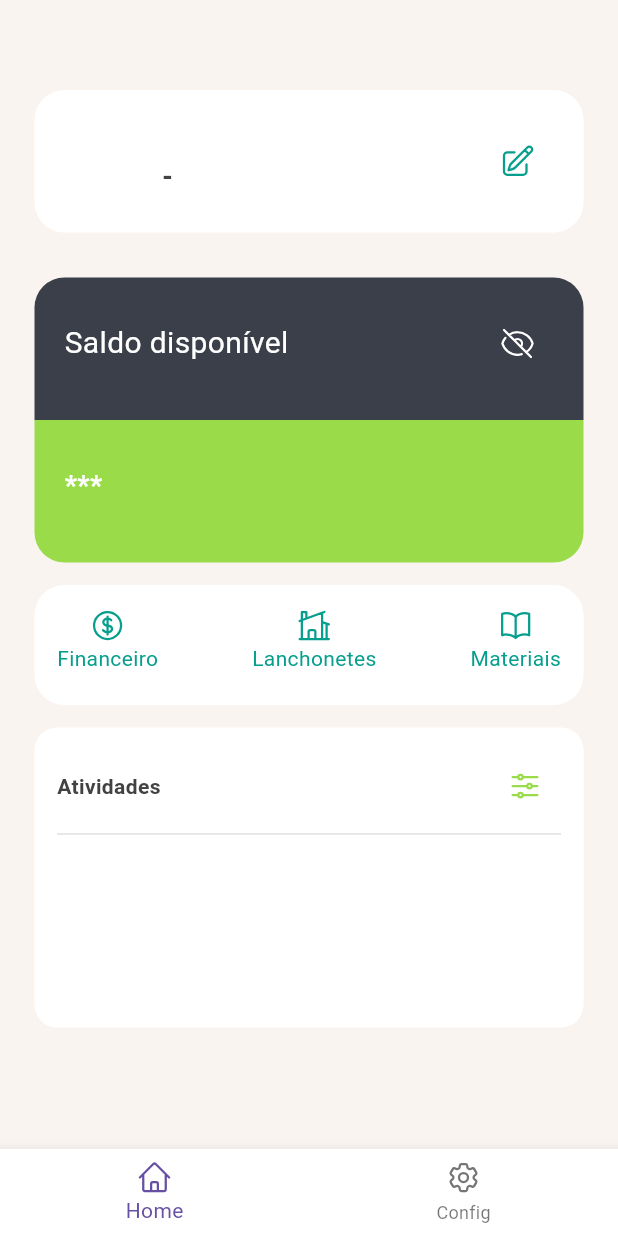
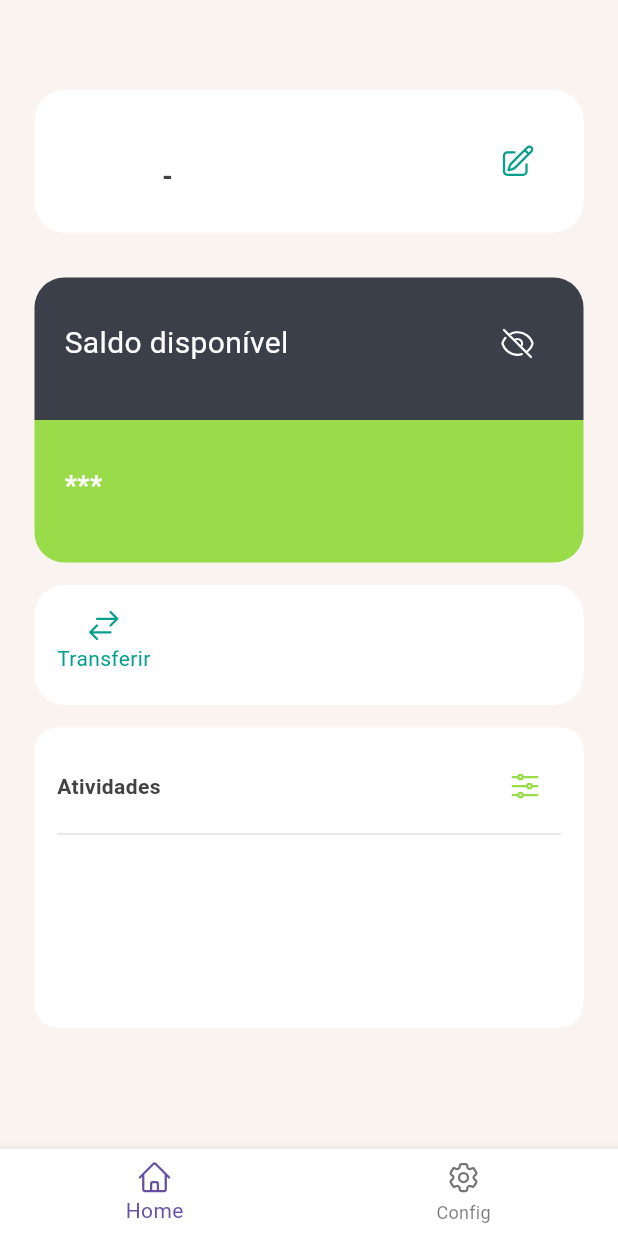
Before and after one commit to PedroMarques1205/ProjetoCambioEstudantil, a Flutter app: the MainScreenPage screen opened directly, on a phone screen of 412 x 824 dp. Run offline on Flutter 3.47's test engine with Material 3 defaults, Android fonts, the light colour scheme and no system bars; our stand-ins replace dio, equatable, flutter_bloc, heroicons, retrofit; accounts and stored records are empty; generated files the repository leaves out were written again; network calls fail.

Commit message:
add students list

```diff
--- a/Codigo/front/front_moeda_estudantil/lib/domain/context/context.dart
+++ b/Codigo/front/front_moeda_estudantil/lib/domain/context/context.dart
@@ -10,7 +10,9 @@ class Context {
   // comando pra criar arquivos automaticos:
   // flutter pub run build_runner build
 
-  static const baseUrl = 'https://6852-186-248-79-50.ngrok-free.app/api';
+  // flutter pub run build_runner build
+
+  static const baseUrl = 'http://localhost:8080/api';
   static final Dio dio = Dio(BaseOptions(baseUrl: baseUrl));
 
   static final int number = Random().nextInt(99) + 1;
--- a/Codigo/front/front_moeda_estudantil/lib/domain/user/user_service.dart
+++ b/Codigo/front/front_moeda_estudantil/lib/domain/user/user_service.dart
@@ -15,6 +15,10 @@ class UserService {
     return resp;
   }
 
+  Future<List<UserDTO>> getStudents() async {
+    return await client.getByType(UserTypeEnum.STUDENT.name);
+  }
+
   Future<UserDTO> update(UserDTO user) async {
     var resp = await client.update(user);
     return resp;
--- a/Codigo/front/front_moeda_estudantil/lib/main.dart
+++ b/Codigo/front/front_moeda_estudantil/lib/main.dart
@@ -1,7 +1,8 @@
 import 'package:flutter/material.dart';
+import 'package:front_moeda_estudantil/view/student_list_page/student_list_page_widget.dart';
 import './view/login_page/login_page.dart';
-import './view/professor_main_screen_page/professor_main_screen_page.dart';
 import './view/student_main_screen_page/student_main_screen_page.dart';
+
 void main() {
   runApp(MyApp());
 }
@@ -15,7 +16,7 @@ class MyApp extends StatelessWidget {
       routes: {
         '/': (context) => LoginPage(),
         '/student': (context) => MainStudentPage(),
-        '/professor': (context) => ProfessorMainScreenPage(),
+        '/studentList': (context) => StudentListPageWidget(),
       },
     );
   }
--- a/Codigo/front/front_moeda_estudantil/lib/view/main_screen_page/main_screen_page.dart
+++ b/Codigo/front/front_moeda_estudantil/lib/view/main_screen_page/main_screen_page.dart
@@ -1,7 +1,5 @@
 import 'package:flutter/material.dart';
-import 'package:front_moeda_estudantil/domain/context/context.dart';
-import 'package:front_moeda_estudantil/domain/user/dtos/user_dto.dart';
-import 'package:front_moeda_estudantil/view/professor_main_screen_page/professor_main_screen_page.dart';
+
 import 'package:front_moeda_estudantil/view/student_main_screen_page/student_main_screen_page.dart';
 
 class MainScreenPage extends StatefulWidget {
@@ -17,9 +15,7 @@ class MainScreenPageWidgetState extends State<MainScreenPage> {
       body: SizedBox(
           width: MediaQuery.of(context).size.width,
           height: MediaQuery.of(context).size.height,
-          child: Context.currentUser.tipoAcesso == UserTypeEnum.TEACHER
-              ? ProfessorMainScreenPage()
-              : MainStudentPage()),
+          child: MainStudentPage()),
     );
   }
 }
--- a/Codigo/front/front_moeda_estudantil/lib/view/student_main_screen_page/student_main_screen_page.dart
+++ b/Codigo/front/front_moeda_estudantil/lib/view/student_main_screen_page/student_main_screen_page.dart
@@ -1,9 +1,11 @@
 import 'package:flutter/material.dart';
 import 'package:front_moeda_estudantil/domain/context/context.dart';
+import 'package:front_moeda_estudantil/domain/user/dtos/user_dto.dart';
 import 'package:front_moeda_estudantil/generated/cambio_colors.dart';
 import 'package:front_moeda_estudantil/view/login_page/login_page.dart';
 import 'package:front_moeda_estudantil/view/mensalidade_page/mensalidade_page.dart';
 import 'package:front_moeda_estudantil/view/restaurantes_details_page/restaurantes_page.dart';
+import 'package:front_moeda_estudantil/view/student_list_page/student_list_page_widget.dart';
 import 'package:front_moeda_estudantil/view/student_main_screen_page/widgets/user_coins_widget.dart';
 import 'package:front_moeda_estudantil/view/student_main_screen_page/widgets/user_info_widget.dart';
 import 'package:heroicons/heroicons.dart';
@@ -117,7 +119,7 @@ class HomeScreen extends StatelessWidget {
 
   @override
   Widget build(BuildContext context) {
-    return Container(
+    return SizedBox(
       width: MediaQuery.of(context).size.width,
       height: MediaQuery.of(context).size.height,
       child: SingleChildScrollView(
@@ -143,7 +145,8 @@ class HomeScreen extends StatelessWidget {
                       borderRadius: BorderRadius.circular(20)),
                   child: Row(
                     children: [
-                      Padding(
+                      Context.currentUser.tipoAcesso == UserTypeEnum.STUDENT
+                          ? Padding(
                               padding: const EdgeInsets.all(5),
                               child: InkWell(
                                 onTap: () {
@@ -167,8 +170,37 @@ class HomeScreen extends StatelessWidget {
                                     )
                                   ],
                                 ),
-                          )),
+                              ))
+                          : InkWell(
+                              onTap: () {
+                                Navigator.pushReplacement(
+                                  context,
+                                  MaterialPageRoute(
+                                    builder: (context) =>
+                                        StudentListPageWidget(),
+                                  ),
+                                );
+                              },
+                              child: Padding(
+                                padding: const EdgeInsets.all(5),
+                                child: Column(
+                                  children: [
+                                    HeroIcon(
+                                      HeroIcons.arrowsRightLeft,
+                                      color: CambioColors.greenSecondary,
+                                    ),
+                                    Text(
+                                      'Transferir',
+                                      style: TextStyle(
+                                          color: CambioColors.greenSecondary),
+                                    )
+                                  ],
+                                ),
+                              ),
+                            ),
                       const Spacer(),
+                      if (Context.currentUser.tipoAcesso ==
+                          UserTypeEnum.STUDENT)
                         InkWell(
                           onTap: () {
                             Navigator.pushReplacement(
@@ -196,6 +228,8 @@ class HomeScreen extends StatelessWidget {
                           ),
                         ),
                       const Spacer(),
+                      if (Context.currentUser.tipoAcesso ==
+                          UserTypeEnum.STUDENT)
                         Padding(
                           padding: const EdgeInsets.all(5),
                           child: Column(
@@ -206,8 +240,8 @@ class HomeScreen extends StatelessWidget {
                               ),
                               Text(
                                 'Materiais',
-                              style:
-                                  TextStyle(color: CambioColors.greenSecondary),
+                                style: TextStyle(
+                                    color: CambioColors.greenSecondary),
                               )
                             ],
                           ),
--- /dev/null
+++ b/Codigo/front/front_moeda_estudantil/lib/viewmodel/student_list_page/student_list_page_event.dart
@@ -0,0 +1,3 @@
+abstract class StudentListPageEvent {}
+
+class ListStudentsEvent extends StudentListPageEvent {}
```
Also changed, not shown: Codigo/front/front_moeda_estudantil/lib/view/professor_main_screen_page/professor_main_screen_page.dart (deleted, +0 -115 lines), Codigo/front/front_moeda_estudantil/lib/view/student_list_page/student_list_page_widget.dart (added, +181 -0 lines), Codigo/front/front_moeda_estudantil/lib/viewmodel/student_list_page/student_list_page_bloc.dart (added, +24 -0 lines), Codigo/front/front_moeda_estudantil/lib/viewmodel/student_list_page/student_list_page_state.dart (added, +13 -0 lines). Lines whose indentation alone changed are shown as unchanged.
